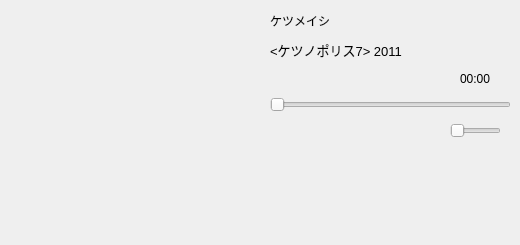
Above: mainwindow.ui from wakasann/wdoubanFm before the change. Below: the same form after it.
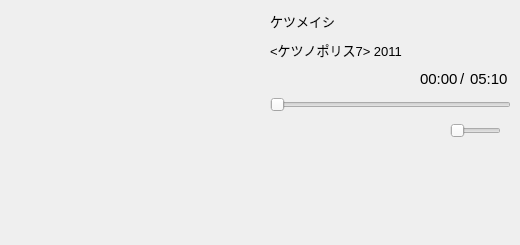
That is the form after the change.

The edit to the form file:
```diff
--- a/mainwindow.ui
+++ b/mainwindow.ui
@@ -31,6 +31,11 @@
     <height>245</height>
    </size>
   </property>
+  <property name="font">
+   <font>
+    <pointsize>10</pointsize>
+   </font>
+  </property>
   <property name="windowTitle">
    <string>豆瓣FM 第三方客户端</string>
   </property>
@@ -110,12 +115,17 @@
    <widget class="QLabel" name="remainingtime">
     <property name="geometry">
      <rect>
-      <x>460</x>
+      <x>420</x>
       <y>70</y>
       <width>41</width>
       <height>17</height>
      </rect>
     </property>
+    <property name="font">
+     <font>
+      <pointsize>11</pointsize>
+     </font>
+    </property>
     <property name="text">
      <string>00:00</string>
     </property>
@@ -133,6 +143,48 @@
      <enum>Qt::Horizontal</enum>
     </property>
    </widget>
+   <widget class="QLabel" name="timeSplit">
+    <property name="geometry">
+     <rect>
+      <x>460</x>
+      <y>70</y>
+      <width>16</width>
+      <height>17</height>
+     </rect>
+    </property>
+    <property name="font">
+     <font>
+      <pointsize>11</pointsize>
+     </font>
+    </property>
+    <property name="text">
+     <string>/</string>
+    </property>
+   </widget>
+   <widget class="QLabel" name="totaltime">
+    <property name="geometry">
+     <rect>
+      <x>470</x>
+      <y>70</y>
+      <width>41</width>
+      <height>17</height>
+     </rect>
+    </property>
+    <property name="font">
+     <font>
+      <pointsize>11</pointsize>
+     </font>
+    </property>
+    <property name="autoFillBackground">
+     <bool>false</bool>
+    </property>
+    <property name="text">
+     <string>05:10</string>
+    </property>
+    <property name="textFormat">
+     <enum>Qt::PlainText</enum>
+    </property>
+   </widget>
   </widget>
  </widget>
  <layoutdefault spacing="6" margin="11"/>
```
Left out of the diff: 2 changed lines with no effect on the pictures.
